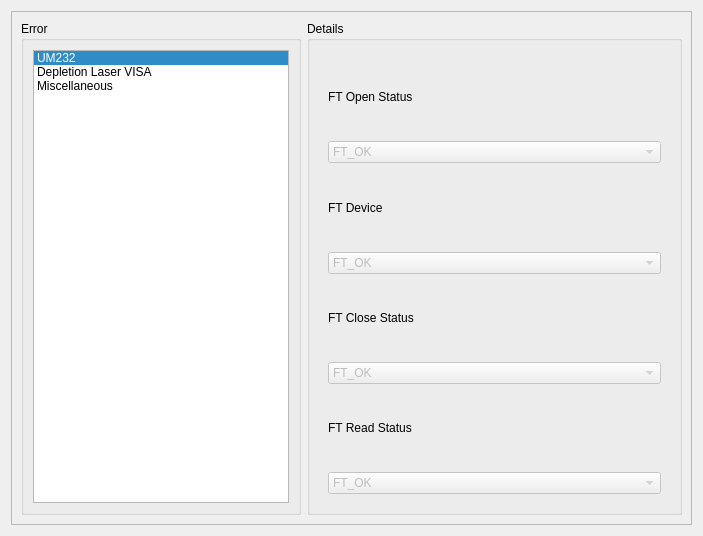
Qt form gui/errorswindow.ui (Th3Tr00p3r/gSTED-sFCS) before a commit.
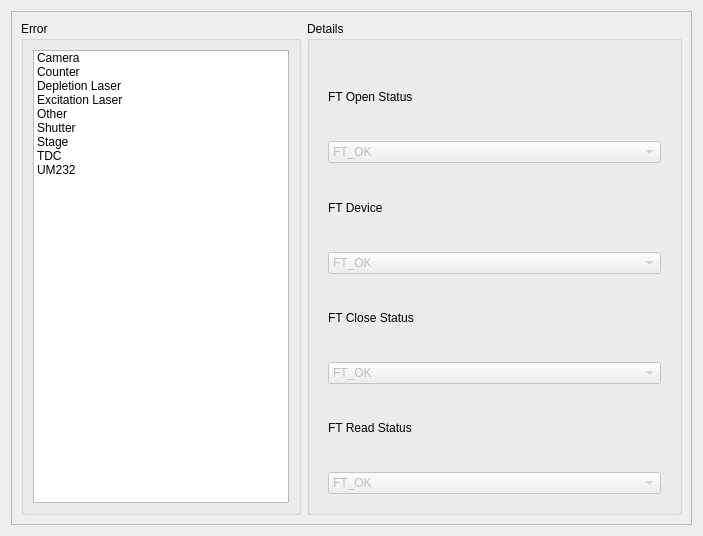
The same form after that commit. Icons and pictures are not drawn.

The edit to the form file:
```diff
--- a/gui/errorswindow.ui
+++ b/gui/errorswindow.ui
@@ -51,11 +51,51 @@
               <enum>QListView::Fixed</enum>
              </property>
              <property name="currentRow">
-              <number>0</number>
+              <number>-1</number>
              </property>
              <property name="sortingEnabled">
               <bool>false</bool>
              </property>
+             <item>
+              <property name="text">
+               <string>Camera</string>
+              </property>
+             </item>
+             <item>
+              <property name="text">
+               <string>Counter</string>
+              </property>
+             </item>
+             <item>
+              <property name="text">
+               <string>Depletion Laser</string>
+              </property>
+             </item>
+             <item>
+              <property name="text">
+               <string>Excitation Laser</string>
+              </property>
+             </item>
+             <item>
+              <property name="text">
+               <string>Other</string>
+              </property>
+             </item>
+             <item>
+              <property name="text">
+               <string>Shutter</string>
+              </property>
+             </item>
+             <item>
+              <property name="text">
+               <string>Stage</string>
+              </property>
+             </item>
+             <item>
+              <property name="text">
+               <string>TDC</string>
+              </property>
+             </item>
              <item>
               <property name="text">
                <string>UM232</string>
@@ -79,16 +119,6 @@
                </brush>
               </property>
              </item>
-             <item>
-              <property name="text">
-               <string>Depletion Laser VISA</string>
-              </property>
-             </item>
-             <item>
-              <property name="text">
-               <string>Miscellaneous</string>
-              </property>
-             </item>
             </widget>
            </item>
           </layout>
```
